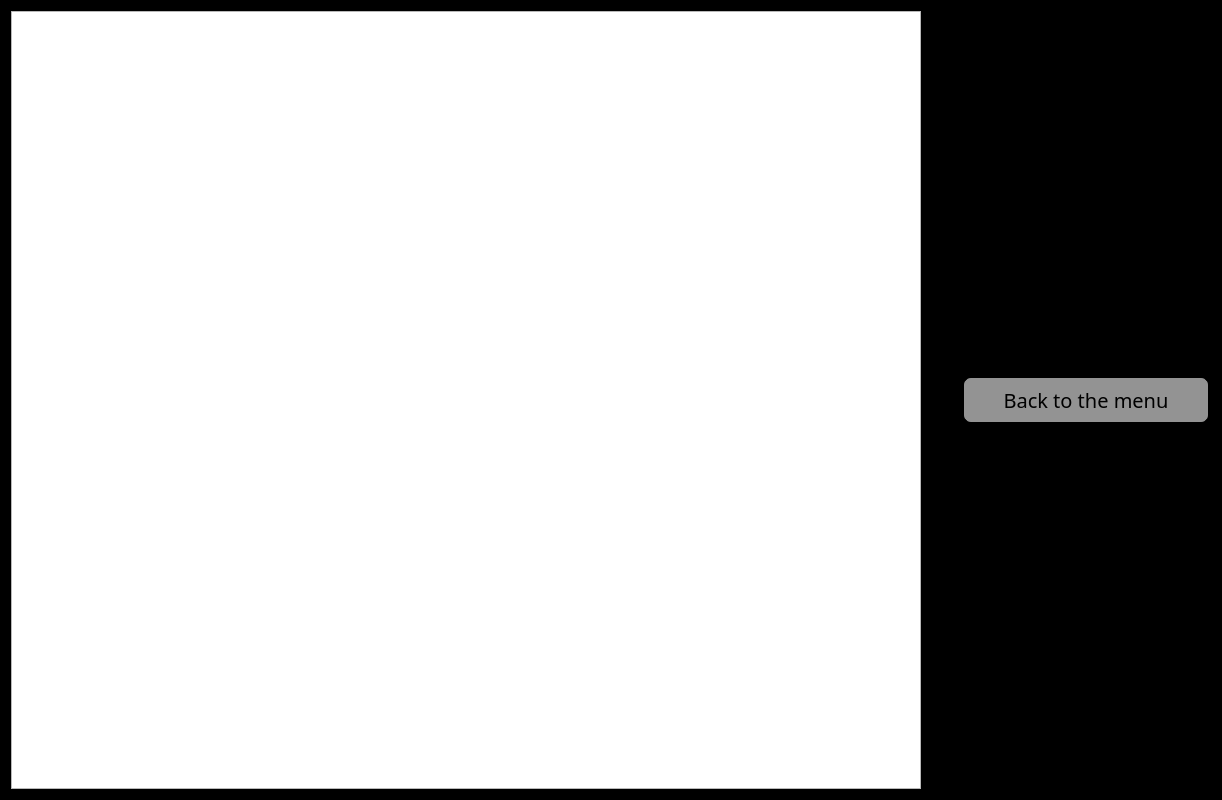
First picture: the form in Game4InARow/gamefield.ui, repository scientist19/Game-4-in-a-row, before the edit.
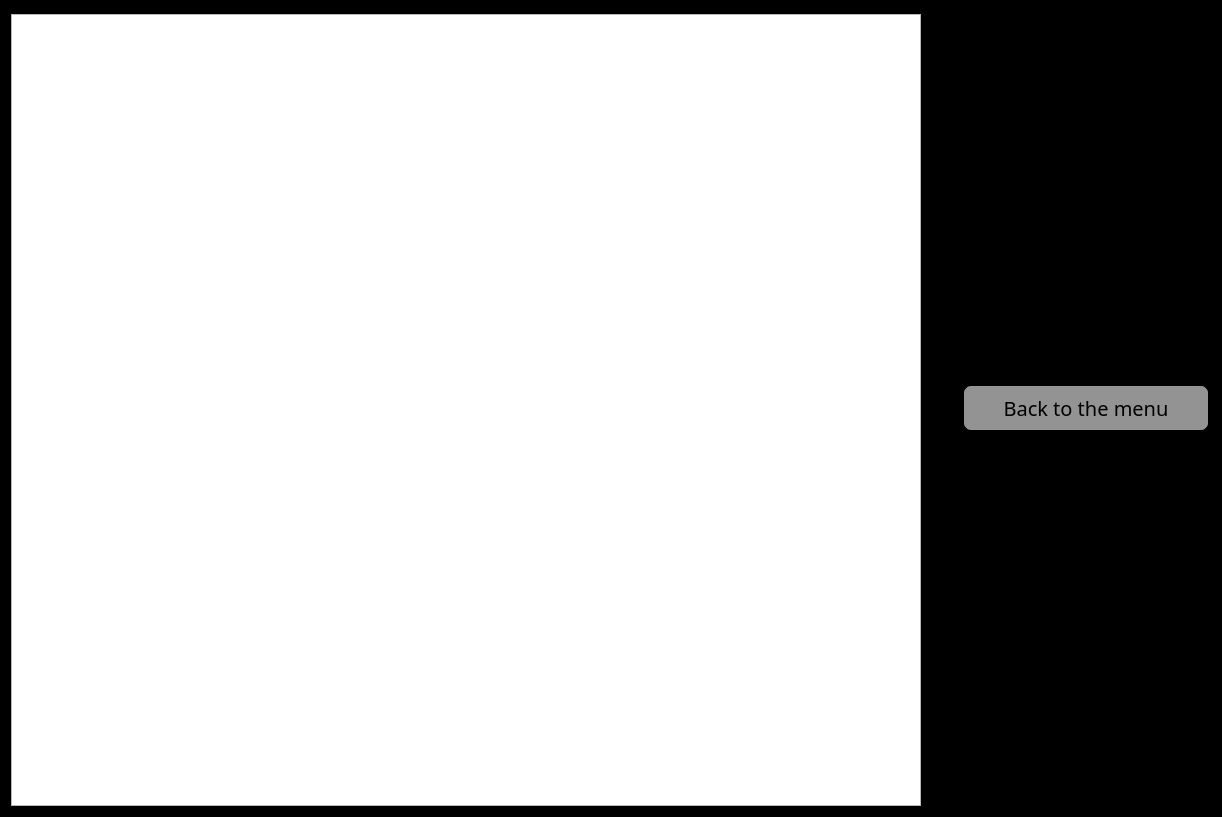
Second picture: the form after the edit. Icons and pictures are not drawn.

```diff
--- a/Game4InARow/gamefield.ui
+++ b/Game4InARow/gamefield.ui
@@ -7,7 +7,7 @@
     <x>0</x>
     <y>0</y>
     <width>1222</width>
-    <height>800</height>
+    <height>817</height>
    </rect>
   </property>
   <property name="windowTitle">
@@ -28,6 +28,41 @@
    </property>
    <item>
     <layout class="QVBoxLayout" name="verticalLayout_2">
+     <property name="spacing">
+      <number>2</number>
+     </property>
+     <item>
+      <widget class="QLabel" name="winnerLabel">
+       <property name="sizePolicy">
+        <sizepolicy hsizetype="Preferred" vsizetype="Preferred">
+         <horstretch>0</horstretch>
+         <verstretch>0</verstretch>
+        </sizepolicy>
+       </property>
+       <property name="font">
+        <font>
+         <family>Showcard Gothic</family>
+         <pointsize>1</pointsize>
+         <weight>50</weight>
+         <italic>false</italic>
+         <bold>false</bold>
+        </font>
+       </property>
+       <property name="styleSheet">
+        <string notr="true">QLabel#winnerLabel{
+qproperty-alignment: &quot;AlignCenter&quot;;
+color: rgb(255, 255, 255);
+font: large &quot;Showcard Gothic&quot;;
+}</string>
+       </property>
+       <property name="lineWidth">
+        <number>0</number>
+       </property>
+       <property name="text">
+        <string/>
+       </property>
+      </widget>
+     </item>
      <item>
       <widget class="QGraphicsView" name="graphicsView">
        <property name="sizePolicy">
```
